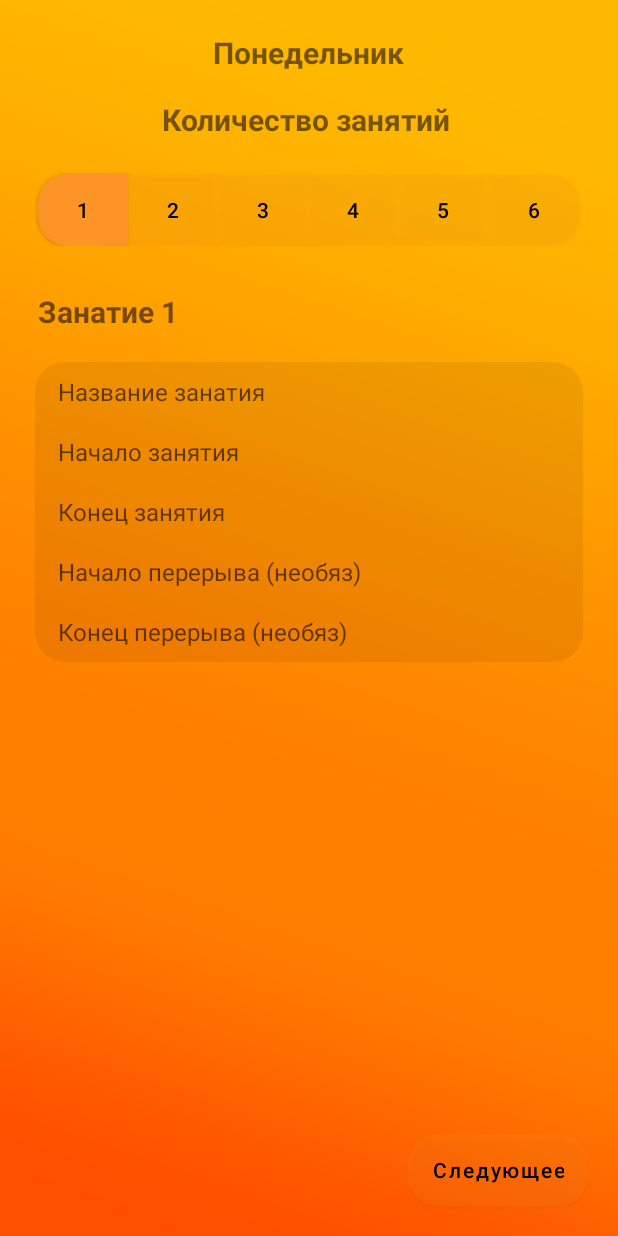
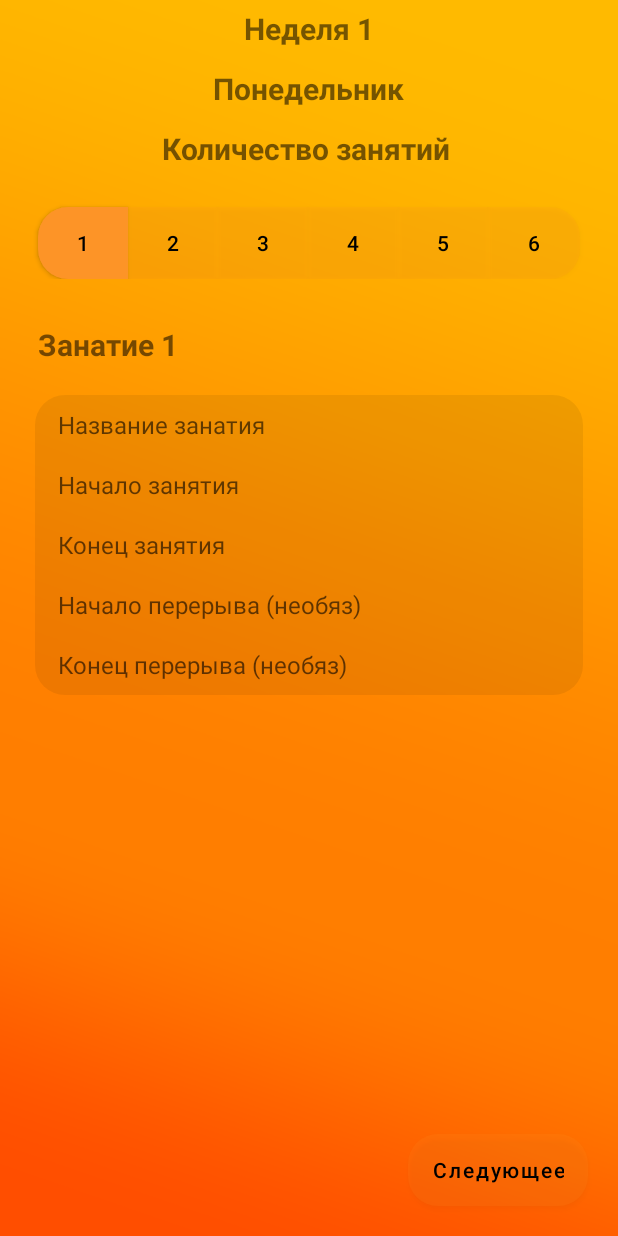
Before and after one commit to l-Mel-l/MySchedule, an Android app: the ChooseLessonsActivity screen opened directly, with no data from a screen before it, on a phone screen of 412 x 824 dp. Run offline under Robolectric (Android 15) with nearby library versions, the light colour scheme and no system bars; 1 statement that could not run was skipped.

Commit message:
Доработка окна выбора Расписания

```diff
--- a/app/src/main/java/com/example/myschedule/ChooseLessonsActivity.java
+++ b/app/src/main/java/com/example/myschedule/ChooseLessonsActivity.java
@@ -12,7 +12,9 @@ public class ChooseLessonsActivity extends AppCompatActivity {
 
     int activeButton2 = 1;
     String[] receivedArray = null;
-    int currentIndex = 0;
+    String[] weekArray = null;
+    int currentIndexDay = 0;
+    int currentIndexWeek = 0;
 
     @Override
     protected void onCreate(Bundle savedInstanceState) {
@@ -29,15 +31,26 @@ public class ChooseLessonsActivity extends AppCompatActivity {
         Button lessonbtn6 = findViewById(R.id.LessonBtn6);
         Button nextdaybtn = findViewById(R.id.NextDayBtn);
         TextView textview = findViewById(R.id.textview1);
+        TextView numberweektext = findViewById(R.id.NumberWeekText);
         lessonbtn1.setBackgroundResource(R.drawable.rounded_button_selected);
         Bundle extras = getIntent().getExtras();
 
         if (extras != null) {
             receivedArray = (String[]) extras.get("weekend");
         }
+        else {
+            receivedArray = new String[]{"Понедельник", "Вторник", "Среда", "Четверг", "Пятница", "Суббота", "Воскресенье"};
+        }
+        if (extras != null) {
+            weekArray = (String[]) extras.get("week");
+        }
 
-        textview.setText(receivedArray[currentIndex]);
-        currentIndex++;
+
+        textview.setText(receivedArray[currentIndexDay]);
+        numberweektext.setText(weekArray[currentIndexWeek]);
+        currentIndexDay++;
+        currentIndexWeek++;
+
 
         lessonbtn1.setOnClickListener(v -> {
             lessonbtn1.setBackgroundResource(R.drawable.rounded_button_selected);
@@ -102,14 +115,22 @@ public class ChooseLessonsActivity extends AppCompatActivity {
         nextdaybtn.setOnClickListener(new View.OnClickListener() {
             @Override
             public void onClick(View view) {
-                while (receivedArray.length > currentIndex && receivedArray[currentIndex] == null) {
-                    currentIndex++; // Пропуск null значений
+                while (receivedArray.length > currentIndexDay && receivedArray[currentIndexDay] == null) {
+                    currentIndexDay++; // Пропуск null значений
                 }
-                if (currentIndex < receivedArray.length) {
-                    textview.setText(receivedArray[currentIndex]); // Установка следующего значения
-                    currentIndex++;
+                if (currentIndexDay < receivedArray.length) {
+                    textview.setText(receivedArray[currentIndexDay]); // Установка следующего значения
+                    currentIndexDay++;
+                }
+                while (weekArray.length > currentIndexWeek && weekArray[currentIndexWeek] == null) {
+                    currentIndexWeek++; // Пропуск null значений
+                }
+                if (currentIndexWeek < weekArray.length) {
+                    numberweektext.setText(weekArray[currentIndexWeek]); // Установка следующего значения
+                    currentIndexWeek++;
                 }
             }
+
         });
     }
     public void SetVisibility(int activeButton2){
--- a/app/src/main/res/layout/activity_choose_lessons.xml
+++ b/app/src/main/res/layout/activity_choose_lessons.xml
@@ -15,14 +15,21 @@
         <TextView
             android:id="@+id/textview1"
             android:layout_width="wrap_content"
-        android:layout_gravity="center"
             android:layout_height="wrap_content"
-        android:layout_alignParentStart="true"
             android:layout_alignParentTop="true"
             android:layout_centerHorizontal="true"
-        android:layout_marginStart="142dp"
-        android:layout_marginTop="21dp"
+            android:layout_marginTop="45dp"
             android:text="Понедельник"
+            android:textSize="20sp"
+            android:textStyle="bold" />
+
+        <TextView
+        android:id="@+id/NumberWeekText"
+        android:layout_width="wrap_content"
+        android:layout_height="wrap_content"
+        android:layout_centerHorizontal="true"
+        android:layout_marginTop="5dp"
+        android:text="Неделя 1"
         android:textSize="20sp"
         android:textStyle="bold" />
 
@@ -33,9 +40,8 @@
         android:layout_alignParentStart="true"
         android:layout_alignParentTop="true"
         android:layout_centerHorizontal="true"
-
         android:layout_marginStart="108dp"
-        android:layout_marginTop="66dp"
+        android:layout_marginTop="85dp"
         android:text="Количество занятий"
         android:textSize="20sp"
         android:textStyle="bold" />
@@ -44,45 +50,45 @@
         android:id="@+id/LessonBtn1"
         android:layout_width="60dp"
         android:layout_height="wrap_content"
+        android:layout_below="@+id/textview2"
         android:layout_alignParentStart="true"
-        android:layout_alignParentTop="true"
         android:layout_marginStart="25dp"
-        android:layout_marginTop="116dp"
+        android:layout_marginTop="25dp"
         android:background="@drawable/rounded_button"
         android:text="1"
-        android:textColor="@color/black"/>
+        android:textColor="@color/black" />
 
         <Button
             android:id="@+id/LessonBtn2"
             android:layout_width="60dp"
             android:layout_height="wrap_content"
-        android:layout_alignParentTop="true"
+            android:layout_below="@+id/textview2"
             android:layout_marginStart="0dp"
-        android:layout_marginTop="116dp"
+            android:layout_marginTop="25dp"
             android:layout_toEndOf="@+id/LessonBtn1"
             android:background="#21000000"
             android:text="2"
-        android:textColor="@color/black"/>
+            android:textColor="@color/black" />
 
         <Button
             android:id="@+id/LessonBtn3"
             android:layout_width="60dp"
             android:layout_height="wrap_content"
-        android:layout_alignParentTop="true"
+            android:layout_below="@+id/textview2"
             android:layout_marginStart="0dp"
-        android:layout_marginTop="116dp"
+            android:layout_marginTop="25dp"
             android:layout_toEndOf="@+id/LessonBtn2"
             android:background="#21000000"
             android:text="3"
-        android:textColor="@color/black"/>
+            android:textColor="@color/black" />
 
         <Button
             android:id="@+id/LessonBtn4"
             android:layout_width="60dp"
             android:layout_height="wrap_content"
-        android:layout_alignParentTop="true"
+            android:layout_below="@+id/textview2"
             android:layout_marginStart="0dp"
-        android:layout_marginTop="116dp"
+            android:layout_marginTop="25dp"
             android:layout_toEndOf="@id/LessonBtn3"
             android:background="#21000000"
             android:text="4"
@@ -92,9 +98,9 @@
             android:id="@+id/LessonBtn5"
             android:layout_width="60dp"
             android:layout_height="wrap_content"
-        android:layout_alignParentTop="true"
+            android:layout_below="@+id/textview2"
             android:layout_marginStart="0dp"
-        android:layout_marginTop="116dp"
+            android:layout_marginTop="25dp"
             android:layout_toEndOf="@id/LessonBtn4"
             android:background="#21000000"
             android:text="5"
@@ -104,10 +110,10 @@
             android:id="@+id/LessonBtn6"
             android:layout_width="60dp"
             android:layout_height="wrap_content"
-        android:layout_alignParentTop="true"
+            android:layout_below="@+id/textview2"
             android:layout_alignParentEnd="true"
             android:layout_marginStart="0dp"
-        android:layout_marginTop="116dp"
+            android:layout_marginTop="25dp"
             android:layout_marginEnd="25dp"
             android:layout_toEndOf="@id/LessonBtn5"
             android:background="@drawable/rounded_button2"
```
Also changed, not shown: app/src/main/java/com/example/myschedule/FirstSettingsActivity.java (+26 -1 lines), app/src/main/java/com/example/myschedule/WeekNamesActivity.java (+48 -0 lines), app/src/main/java/com/example/myschedule/WeekendsActivity.java (+0 -7 lines), app/src/main/res/layout/activity_week_names.xml (+13 -0 lines). Lines whose indentation alone changed are shown as unchanged.
